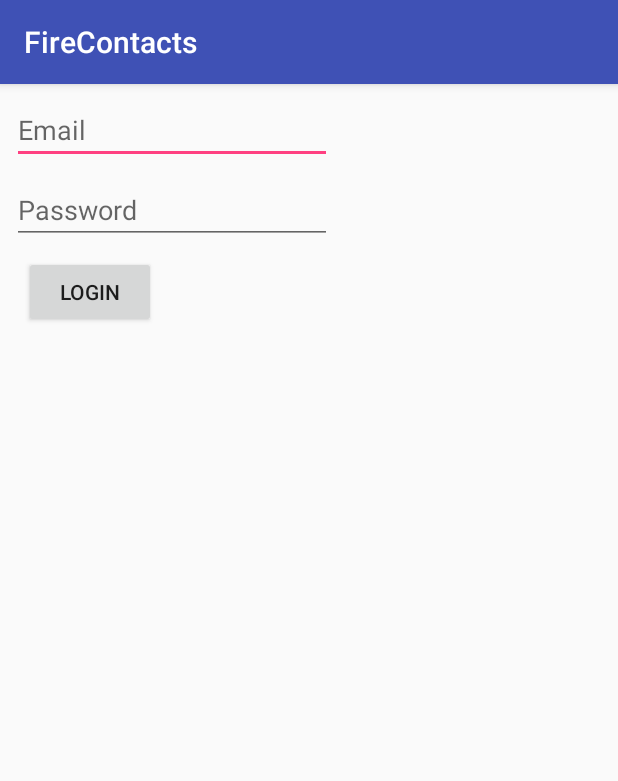
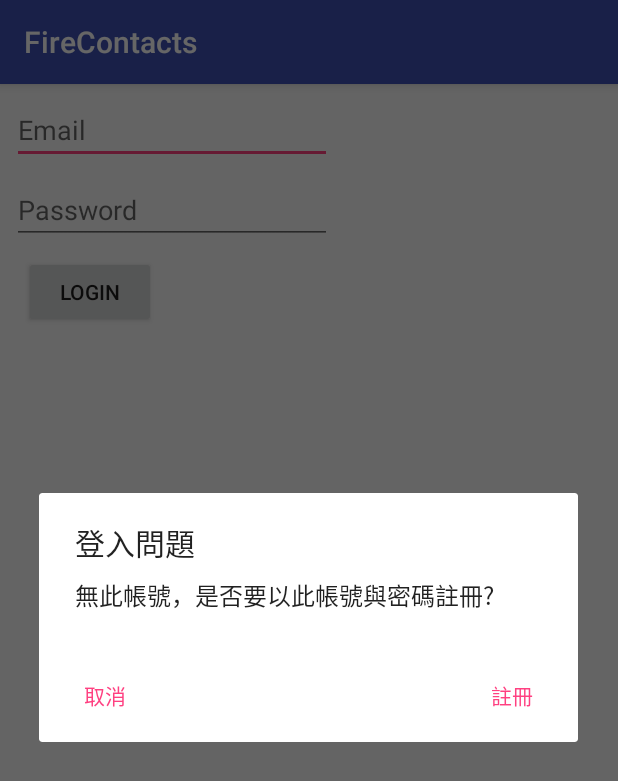
Before and after one commit to android81/FireContacts, an Android app: the screen it shows after launch (LoginActivity), after a tap on "LOGIN", on a phone screen of 412 x 824 dp. Shown: the top 781 px of the screen. Run offline under Robolectric (Android 15) with nearby library versions, the phone set to English and light mode, and no system bars; our stand-ins replace Firebase (no records; nobody signed in at launch, a user with empty details on screens opened directly).

Commit message:
Firebase的Email與密碼註冊

```diff
--- a/app/src/main/java/com/tom/firecontacts/LoginActivity.java
+++ b/app/src/main/java/com/tom/firecontacts/LoginActivity.java
@@ -1,5 +1,7 @@
 package com.tom.firecontacts;
 
+import android.app.AlertDialog;
+import android.content.DialogInterface;
 import android.support.annotation.NonNull;
 import android.support.v7.app.AppCompatActivity;
 import android.os.Bundle;
@@ -7,6 +9,9 @@ import android.util.Log;
 import android.view.View;
 import android.widget.EditText;
 
+import com.google.android.gms.tasks.OnCompleteListener;
+import com.google.android.gms.tasks.Task;
+import com.google.firebase.auth.AuthResult;
 import com.google.firebase.auth.FirebaseAuth;
 import com.google.firebase.auth.FirebaseUser;
 
@@ -50,11 +55,53 @@ public class LoginActivity extends AppCompatActivity {
     }
 
     public void login(View view) {
-        String email = ((EditText) findViewById(R.id.ed_email))
+        final String email = ((EditText) findViewById(R.id.ed_email))
                 .getText().toString();
-        String password = ((EditText) findViewById(R.id.ed_password))
+        final String password = ((EditText) findViewById(R.id.ed_password))
                 .getText().toString();
         Log.d("AUTH", email + "/" + password);
-        auth.signInWithEmailAndPassword(email, password);
+        auth.signInWithEmailAndPassword(email, password)
+                .addOnCompleteListener(new OnCompleteListener<AuthResult>() {
+                    @Override
+                    public void onComplete(@NonNull Task<AuthResult> task) {
+                        if (!task.isSuccessful()) {
+                            Log.d("onComplete", "登入失敗");
+                            register(email, password);
+                        }
+                    }
+                });
+
+    }
+
+    private void register(final String email, final String password) {
+        new AlertDialog.Builder(LoginActivity.this)
+                .setTitle("登入問題")
+                .setMessage("無此帳號，是否要以此帳號與密碼註冊?")
+                .setPositiveButton("註冊",
+                        new DialogInterface.OnClickListener() {
+                            @Override
+                            public void onClick(DialogInterface dialog, int which) {
+                                createUser(email, password);
+                            }
+                        })
+                .setNeutralButton("取消", null)
+                .show();
+
+    }
+
+    private void createUser(String email, String password) {
+        auth.createUserWithEmailAndPassword(email, password)
+                .addOnCompleteListener(
+                        new OnCompleteListener<AuthResult>() {
+                            @Override
+                            public void onComplete(@NonNull Task<AuthResult> task) {
+                                String message =
+                                        task.isComplete() ? "註冊成功" : "註冊失敗";
+                                new AlertDialog.Builder(LoginActivity.this)
+                                        .setMessage(message)
+                                        .setPositiveButton("OK", null)
+                                        .show();
+                            }
+                        });
     }
 }
```
